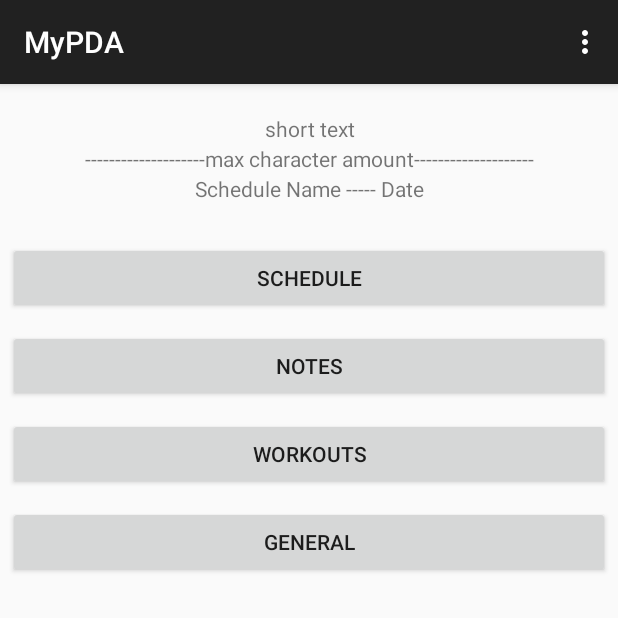
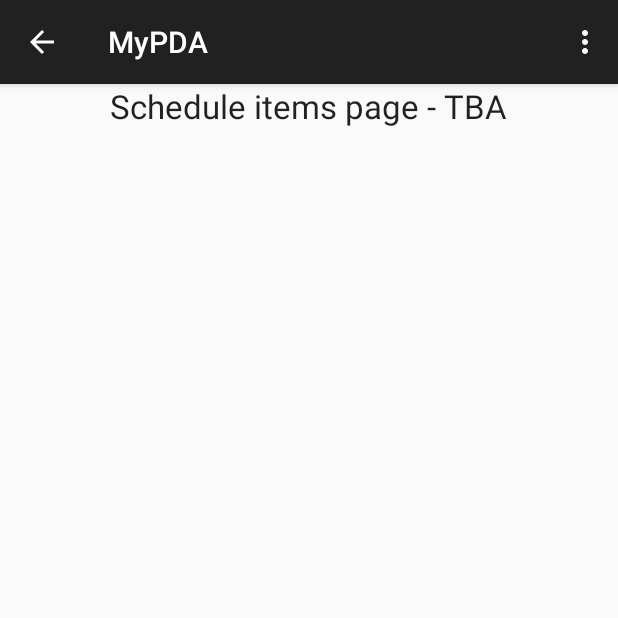
Before and after one commit to T-Graves/MyPDA, an Android app: the screen it shows after launch (MyPDAMainActivity), after a tap on "SCHEDULE", on a phone screen of 412 x 824 dp, the top half of it. Run offline under Robolectric (Android 15) with nearby library versions, the phone set to English and light mode, and no system bars.

Commit message:
Added fragment transactions for the schedule button in the main menu fragment to allow the schedule items menu fragment to start. Also added functionality to allow for the back button to show up and function on the schedule items fragment. Also added some logs to track what the main menu fragment is doing while it switches to another fragment.

```diff
--- a/app/src/main/java/com/gravestristan/mypda/MainMenuFragment.java
+++ b/app/src/main/java/com/gravestristan/mypda/MainMenuFragment.java
@@ -2,6 +2,7 @@ package com.gravestristan.mypda;
 
 import android.os.Bundle;
 import android.support.v4.app.Fragment;
+import android.support.v4.app.FragmentTransaction;
 import android.util.Log;
 import android.view.LayoutInflater;
 import android.view.View;
@@ -34,6 +35,12 @@ public class MainMenuFragment extends Fragment implements AppStatics{
             @Override
             public void onClick(View v){
                 Log.d(TAG, "Schedule button clicked");
+                ScheduleItemsMenuFragment scheduleItems = new ScheduleItemsMenuFragment();
+
+                FragmentTransaction transaction = getFragmentManager().beginTransaction();
+                transaction.replace(R.id.fragmentContainer, scheduleItems);
+                transaction.addToBackStack(null);
+                transaction.commit();
             }
         });
 
@@ -54,13 +61,49 @@ public class MainMenuFragment extends Fragment implements AppStatics{
         });
 
         mGeneralButton = (Button) view.findViewById(R.id.general);
-        mGeneralButton.setOnClickListener(new View.OnClickListener(){
+        mGeneralButton.setOnClickListener(new View.OnClickListener() {
             @Override
-            public void onClick(View v){
+            public void onClick(View v) {
                 Log.d(TAG, "General button clicked");
             }
         });
 
         return view;
     }
+
+    @Override
+    public void onDestroy() {
+        Log.d(TAG, "main menu fragment destroyed");
+        super.onDestroy();
+    }
+
+    @Override
+    public void onDetach() {
+        Log.d(TAG, "main menu fragment detached");
+        super.onDetach();
+    }
+
+    @Override
+    public void onPause() {
+        Log.d(TAG, "main menu fragment paused");
+        super.onPause();
+    }
+
+    @Override
+    public void onResume() {
+        Log.d(TAG, "main menu fragment resumed");
+        super.onResume();
+    }
+
+    @Override
+    public void onStart() {
+        Log.d(TAG, "main menu fragment started");
+        super.onStart();
+    }
+
+    @Override
+    public void onStop() {
+        Log.d(TAG, "main menu fragment stopped");
+        super.onStop();
+    }
 }
--- a/app/src/main/java/com/gravestristan/mypda/MyPDAMainActivity.java
+++ b/app/src/main/java/com/gravestristan/mypda/MyPDAMainActivity.java
@@ -29,4 +29,6 @@ public class MyPDAMainActivity extends SingleFragmentActivity implements AppStat
     public boolean onOptionsItemSelected(MenuItem item) {
         return super.onOptionsItemSelected(item);
     }
+
+
 }
--- a/app/src/main/java/com/gravestristan/mypda/ScheduleItemsMenuFragment.java
+++ b/app/src/main/java/com/gravestristan/mypda/ScheduleItemsMenuFragment.java
@@ -3,6 +3,9 @@ package com.gravestristan.mypda;
 import android.os.Bundle;
 import android.support.v4.app.Fragment;
 import android.view.LayoutInflater;
+import android.view.Menu;
+import android.view.MenuInflater;
+import android.view.MenuItem;
 import android.view.View;
 import android.view.ViewGroup;
 
@@ -14,10 +17,31 @@ public class ScheduleItemsMenuFragment extends Fragment implements AppStatics{
     @Override
     public void onCreate(Bundle savedInstanceState) {
         super.onCreate(savedInstanceState);
+        setHasOptionsMenu(true);
     }
 
     @Override
     public View onCreateView(LayoutInflater inflater, ViewGroup container, Bundle savedInstanceState) {
-        return super.onCreateView(inflater, container, savedInstanceState);
+
+        View view = inflater.inflate(R.layout.schedule_items_menu_fragment, container, false);
+
+        return view;
+    }
+
+    @Override
+    public void onCreateOptionsMenu(Menu menu, MenuInflater inflater) {
+        super.onCreateOptionsMenu(menu, inflater);
+    }
+
+    @Override
+    public boolean onOptionsItemSelected(MenuItem item) {
+        switch (item.getItemId()){
+            case android.R.id.home:
+                getFragmentManager().popBackStack();
+                return true;
+            default:
+                return super.onOptionsItemSelected(item);
+        }
+
     }
 }
--- a/app/src/main/java/com/gravestristan/mypda/SingleFragmentActivity.java
+++ b/app/src/main/java/com/gravestristan/mypda/SingleFragmentActivity.java
@@ -30,5 +30,20 @@ public abstract class SingleFragmentActivity extends AppCompatActivity {
                     .add(R.id.fragmentContainer, fragment)
                     .commit();
         }
+
+        getSupportFragmentManager().addOnBackStackChangedListener(new FragmentManager.OnBackStackChangedListener() {
+            @Override
+            public void onBackStackChanged() {
+                int stackHeight = getSupportFragmentManager().getBackStackEntryCount();
+                if (stackHeight > 0) {
+                    getSupportActionBar().setHomeButtonEnabled(true);
+                    getSupportActionBar().setDisplayHomeAsUpEnabled(true);
+                } else {
+                    getSupportActionBar().setDisplayHomeAsUpEnabled(false);
+                    getSupportActionBar().setHomeButtonEnabled(false);
+                }
+            }
+
+        });
     }
 }
--- a/app/src/main/res/layout/schedule_items_menu_fragment.xml
+++ b/app/src/main/res/layout/schedule_items_menu_fragment.xml
@@ -3,4 +3,11 @@
     android:orientation="vertical" android:layout_width="match_parent"
     android:layout_height="match_parent">
 
+    <TextView
+        android:layout_width="wrap_content"
+        android:layout_height="wrap_content"
+        android:textAppearance="?android:attr/textAppearanceLarge"
+        android:text="Schedule items page - TBA"
+        android:id="@+id/textView"
+        android:layout_gravity="center_horizontal" />
 </LinearLayout>
```
